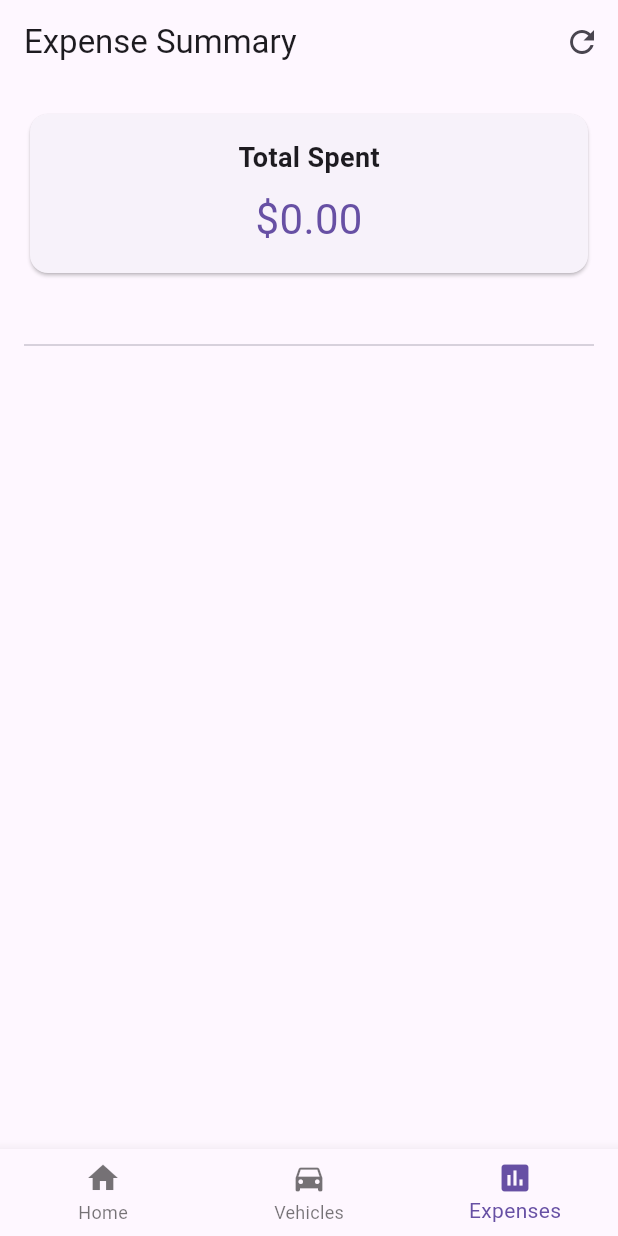
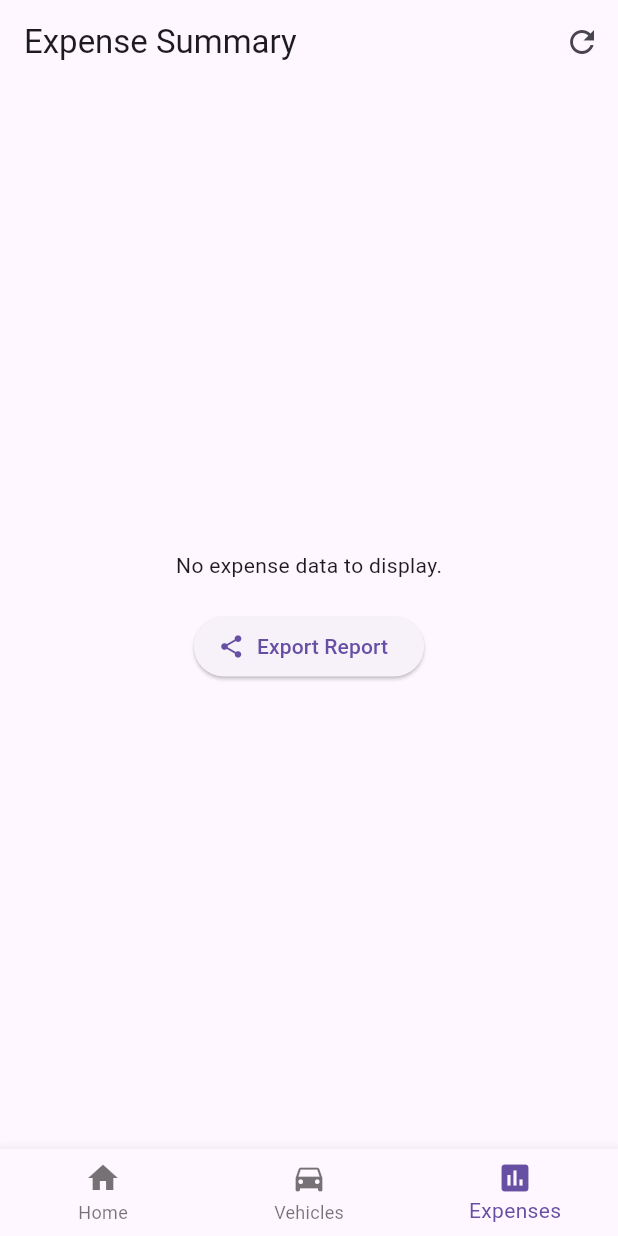
Before and after one commit to gsurjs/GloveBoxx, a Flutter app: the screen it shows after launch, item 3 of the bottom bar chosen, on a phone screen of 412 x 824 dp. Run offline on Flutter 3.47's test engine with Material 3 defaults, Android fonts, the phone set to English and light mode, and no system bars; our stand-ins replace csv, fl_chart, image_picker, share_plus, sqflite; accounts and stored records are empty.

Commit message:
implementing export report logic

```diff
--- a/lib/screens/expense_summary_screen.dart
+++ b/lib/screens/expense_summary_screen.dart
@@ -1,6 +1,10 @@
+import 'dart:io';
 import 'package:flutter/material.dart';
 import 'package:fl_chart/fl_chart.dart';
 import 'package:intl/intl.dart';
+import 'package:path_provider/path_provider.dart';
+import 'package:csv/csv.dart';
+import 'package:share_plus/share_plus.dart';
 import '../models/expense_category_data.dart';
 import '../models/expense_monthly_data.dart';
 import '../services/database_helper.dart';
@@ -25,11 +29,46 @@ class _ExpenseSummaryScreenState extends State<ExpenseSummaryScreen> {
     _expenseDataFuture = _fetchExpenseData();
   }
 
-  // Fetch both sets of data at the same time
   Future<Map<String, dynamic>> _fetchExpenseData() async {
     final categoryData = await DatabaseHelper.instance.getExpensesByCategory();
     final monthlyData = await DatabaseHelper.instance.getExpensesByMonth();
     return {'categoryData': categoryData, 'monthlyData': monthlyData};
+  }
+
+  Future<void> _exportReport() async {
+    final allRecords = await DatabaseHelper.instance.getAllRecordsForReport();
+
+    if (allRecords.isEmpty) {
+      ScaffoldMessenger.of(context).showSnackBar(
+        const SnackBar(content: Text('No data to export.')),
+      );
+      return;
+    }
+
+    List<List<dynamic>> rows = [];
+    // Add header row
+    rows.add(['Date', 'Vehicle', 'Type', 'Cost', 'Mileage', 'Notes']);
+    // Add data rows
+    for (var record in allRecords) {
+      final date = DateTime.parse(record['date']);
+      rows.add([
+        DateFormat.yMd().format(date),
+        '${record['year']} ${record['make']} ${record['model']}',
+        record['type'],
+        record['cost'],
+        record['mileage'],
+        record['notes']
+      ]);
+    }
+
+    String csv = const ListToCsvConverter().convert(rows);
+
+    final directory = await getTemporaryDirectory();
+    final path = '${directory.path}/maintenance_report.csv';
+    final file = File(path);
+    await file.writeAsString(csv);
+
+    await Share.shareXFiles([XFile(path)], text: 'Vehicle Maintenance Report');
   }
 
   @override
@@ -54,8 +93,21 @@ class _ExpenseSummaryScreenState extends State<ExpenseSummaryScreen> {
           if (snapshot.connectionState == ConnectionState.waiting) {
             return const Center(child: CircularProgressIndicator());
           }
-          if (!snapshot.hasData || snapshot.data!.isEmpty) {
-            return const Center(child: Text('No expense data to display.'));
+          if (!snapshot.hasData || snapshot.data!['categoryData'].isEmpty) {
+            return Center(
+              child: Column(
+                mainAxisAlignment: MainAxisAlignment.center,
+                children: [
+                  const Text('No expense data to display.'),
+                  const SizedBox(height: 20),
+                  ElevatedButton.icon(
+                    icon: const Icon(Icons.share),
+                    label: const Text('Export Report'),
+                    onPressed: _exportReport,
+                  ),
+                ],
+              ),
+            );
           }
 
           final List<ExpenseCategoryData> categoryData = snapshot.data!['categoryData'];
@@ -65,7 +117,7 @@ class _ExpenseSummaryScreenState extends State<ExpenseSummaryScreen> {
           return ListView(
             padding: const EdgeInsets.all(16.0),
             children: [
-              // --- Total Spent Card ---
+              // ... All the Card and Chart widgets are here ...
               Card(
                 child: Padding(
                   padding: const EdgeInsets.all(16.0),
@@ -82,8 +134,6 @@ class _ExpenseSummaryScreenState extends State<ExpenseSummaryScreen> {
                 ),
               ),
               const SizedBox(height: 24),
-
-              // --- Pie Chart Section ---
               if (categoryData.isNotEmpty) ...[
                 const Text('Expenses by Category', style: TextStyle(fontSize: 22, fontWeight: FontWeight.bold)),
                 const SizedBox(height: 16),
@@ -117,10 +167,7 @@ class _ExpenseSummaryScreenState extends State<ExpenseSummaryScreen> {
                   );
                 }),
               ],
-
               const Divider(height: 40),
-
-              // --- Line Chart Section ---
               if (monthlyData.isNotEmpty) ...[
                 const Text('Monthly Trends', style: TextStyle(fontSize: 22, fontWeight: FontWeight.bold)),
                 const SizedBox(height: 24),
@@ -156,6 +203,15 @@ class _ExpenseSummaryScreenState extends State<ExpenseSummaryScreen> {
                   ),
                 ),
               ],
+              const SizedBox(height: 30),
+              Center(
+                child: ElevatedButton.icon(
+                  icon: const Icon(Icons.share),
+                  label: const Text('Export Report'),
+                  onPressed: _exportReport,
+                ),
+              ),
+              const SizedBox(height: 20),
             ],
           );
         },
@@ -163,7 +219,6 @@ class _ExpenseSummaryScreenState extends State<ExpenseSummaryScreen> {
     );
   }
 
-  // Helper method to create bottom titles for the line chart
   SideTitles _bottomTitles(List<ExpenseMonthlyData> monthlyData) {
     return SideTitles(
       showTitles: true,
@@ -171,7 +226,6 @@ class _ExpenseSummaryScreenState extends State<ExpenseSummaryScreen> {
       getTitlesWidget: (value, meta) {
         final int index = value.toInt();
         if (index >= 0 && index < monthlyData.length) {
-          // Format 'YYYY-MM' to 'MMM'
           final monthDate = DateTime.parse('${monthlyData[index].month}-01');
           final String monthLabel = DateFormat.MMM().format(monthDate);
           return SideTitleWidget(
```
